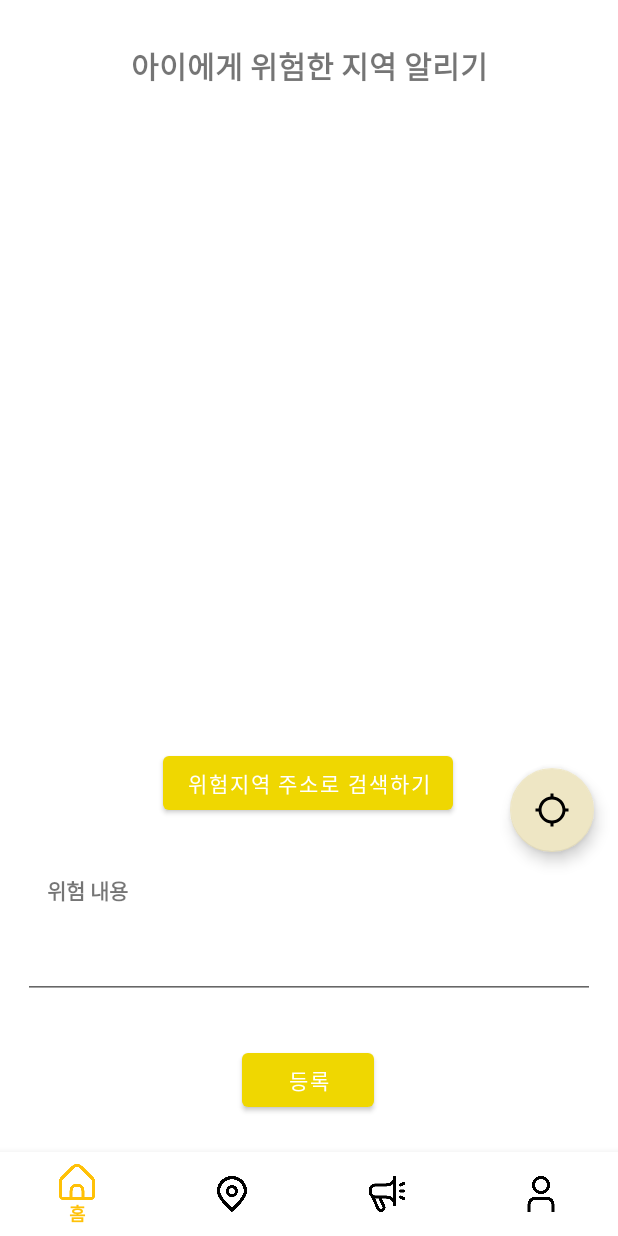
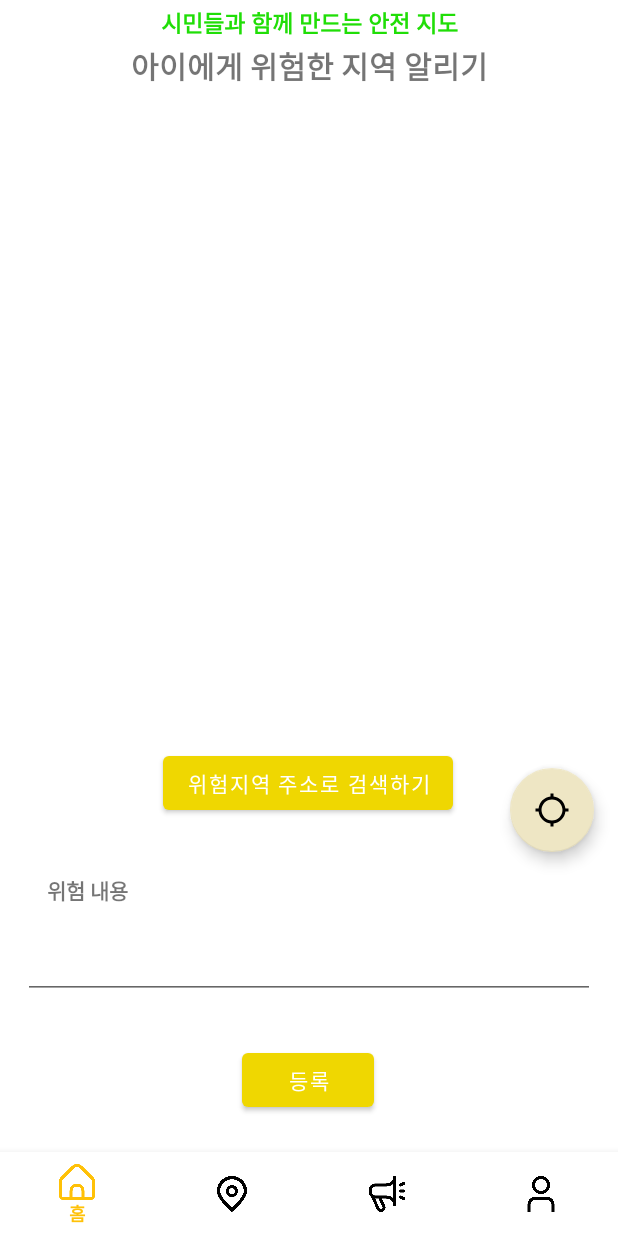
Before and after one commit to 2haein/kidMap-Front, an Android app: the fragment NotifyFragment placed in its activity, on a phone screen of 412 x 824 dp. Run offline under Robolectric (Android 15) with nearby library versions, the phone set to English and light mode, and no system bars; libraries missing offline, so code that uses them is left out: com.kakao.auth, com.kakao.network, com.kakao.usermgmt, com.kakao.util, net.daum.android and 1 more; 21 statements that could not run were skipped.

Commit message:
레이아웃 수정 및 등록완료 시 마커 제거

```diff
--- a/app/src/main/java/com/example/safe_map/FNotifyMap/NotifyFragment.java
+++ b/app/src/main/java/com/example/safe_map/FNotifyMap/NotifyFragment.java
@@ -129,6 +129,7 @@ public class NotifyFragment extends Fragment implements NotifyFragment_finish, M
     private static final int SEARCH_ADDRESS_ACTIVITY = 40000;
     public double notify_longitude, notify_latitude;
     List<Address> address = null;
+    MapPOIItem tempMarker = new MapPOIItem();
 
     @Override
     public void onCreate(Bundle savedInstanceState) {
@@ -253,7 +254,9 @@ public class NotifyFragment extends Fragment implements NotifyFragment_finish, M
                     }else if(notify_content_string.length() == 0 ) {
                         Toast.makeText(getContext(), "위험 내용을 입력해주세요", Toast.LENGTH_SHORT).show();
                     } else {
-                        registerNotify (notify_longitude, notify_latitude, notify_content_string);
+                        registerNotify (getPickedLng, getPickedLat, notify_content_string);
+                        markers.clear();
+                        mapView.removePOIItem(tempMarker);
                     }
 
             }
@@ -513,11 +516,16 @@ public class NotifyFragment extends Fragment implements NotifyFragment_finish, M
 
         marker.setCustomImageResourceId(R.drawable.sirenback);
 
+        getPickedLat = marker.getMapPoint().getMapPointGeoCoord().latitude;
+        getPickedLng = marker.getMapPoint().getMapPointGeoCoord().longitude;
+
 
         marker.setCustomImageAutoscale(true);
         marker.setCustomImageAnchor(0.5f, 1.0f);
         marker.setDraggable(true);
         mapView.addPOIItem(marker);
+
+        tempMarker = marker;
 
     }
 
@@ -534,14 +542,14 @@ public class NotifyFragment extends Fragment implements NotifyFragment_finish, M
     }
 
     public void registerNotify (double notify_longitude, double notify_latitude, String notify_content){
-        String url = CommonMethod.ipConfig + "/api/savePositionChild";
+        String url = CommonMethod.ipConfig + "/api/registerNotify";
 
         try{
             String jsonString = new JSONObject()
                     .put("userId", ProfileData.getUserId())
                     .put("notify_longitude", notify_longitude)
                     .put("notify_latitude", notify_latitude)
-//                    .put("notify_name", notify_name)
+                    .put("notify_name", "시민 신고")
                     .put("notify_content", notify_content)
                     .toString();
 
@@ -550,7 +558,7 @@ public class NotifyFragment extends Fragment implements NotifyFragment_finish, M
             networkTask.execute().get();
             Toast.makeText(getContext().getApplicationContext(), "위험지역 신고가 완료되었습니다", Toast.LENGTH_SHORT).show();
             //Log.i("현재위치 전송", String.format("등록한 현재 위치 : lat " + current_latitude + ", long " + current_longitude));
-
+            notify_content_editText.setText("");
         }catch(Exception e){
             e.printStackTrace();
         }
--- a/app/src/main/res/layout/fragment_notify.xml
+++ b/app/src/main/res/layout/fragment_notify.xml
@@ -38,6 +38,23 @@
         tools:ignore="SpeakableTextPresentCheck" />-->
 
     <TextView
+        android:id="@+id/textView12"
+        android:layout_width="wrap_content"
+        android:layout_height="wrap_content"
+        android:layout_marginTop="3dp"
+        android:layout_marginBottom="3dp"
+        android:gravity="center"
+        android:text="시민들과 함께 만드는 안전 지도"
+        android:textSize="15sp"
+        android:textColor="#20de07"
+        android:textStyle="bold"
+        app:layout_constraintBottom_toTopOf="@+id/textView9"
+        app:layout_constraintEnd_toEndOf="parent"
+        app:layout_constraintStart_toStartOf="parent"
+        app:layout_constraintTop_toTopOf="parent"
+        app:layout_constraintVertical_bias="0.0" />
+
+    <TextView
         android:id="@+id/textView9"
         android:layout_width="wrap_content"
         android:layout_height="wrap_content"
@@ -51,6 +68,8 @@
         app:layout_constraintEnd_toEndOf="parent"
         app:layout_constraintStart_toStartOf="parent"
         app:layout_constraintTop_toTopOf="parent" />
+
+
 
     <Button
         android:id="@+id/search_addr"
```
